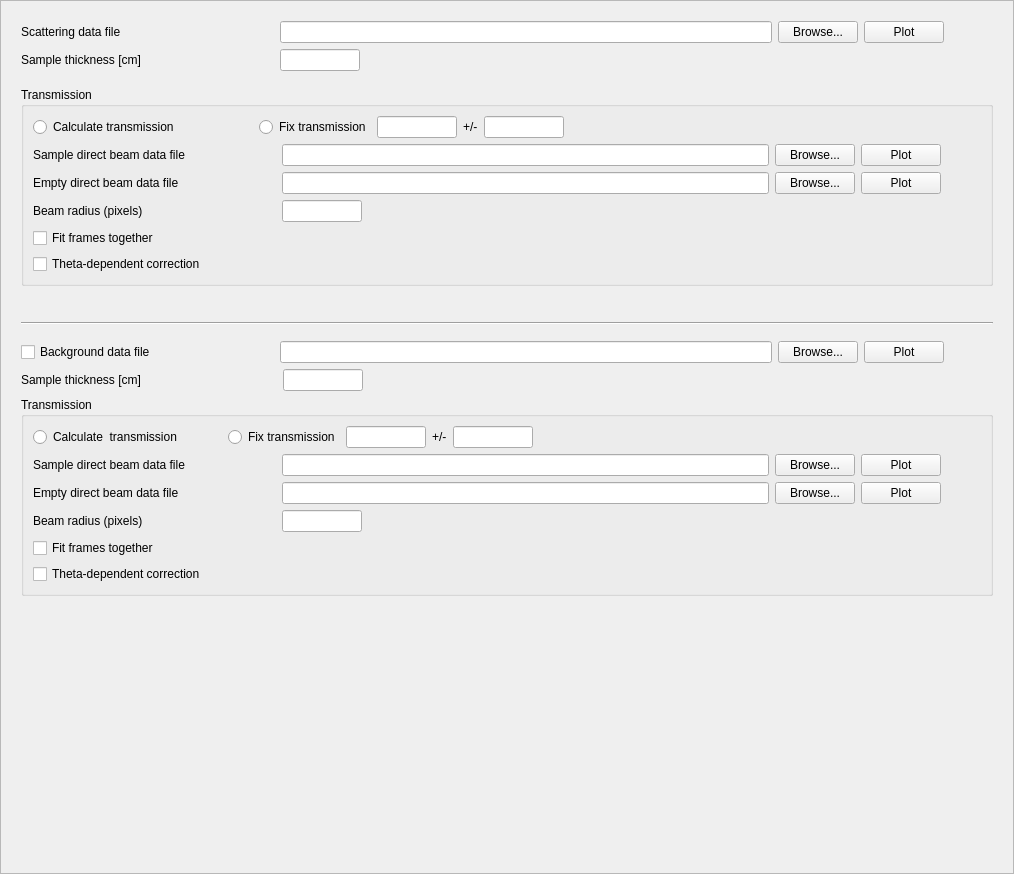
This is Code/Mantid/scripts/Interface/ui/sans/eqsans_sample_data.ui in mantidproject/mantid as Qt 5 draws it before an edit. The edited form follows.
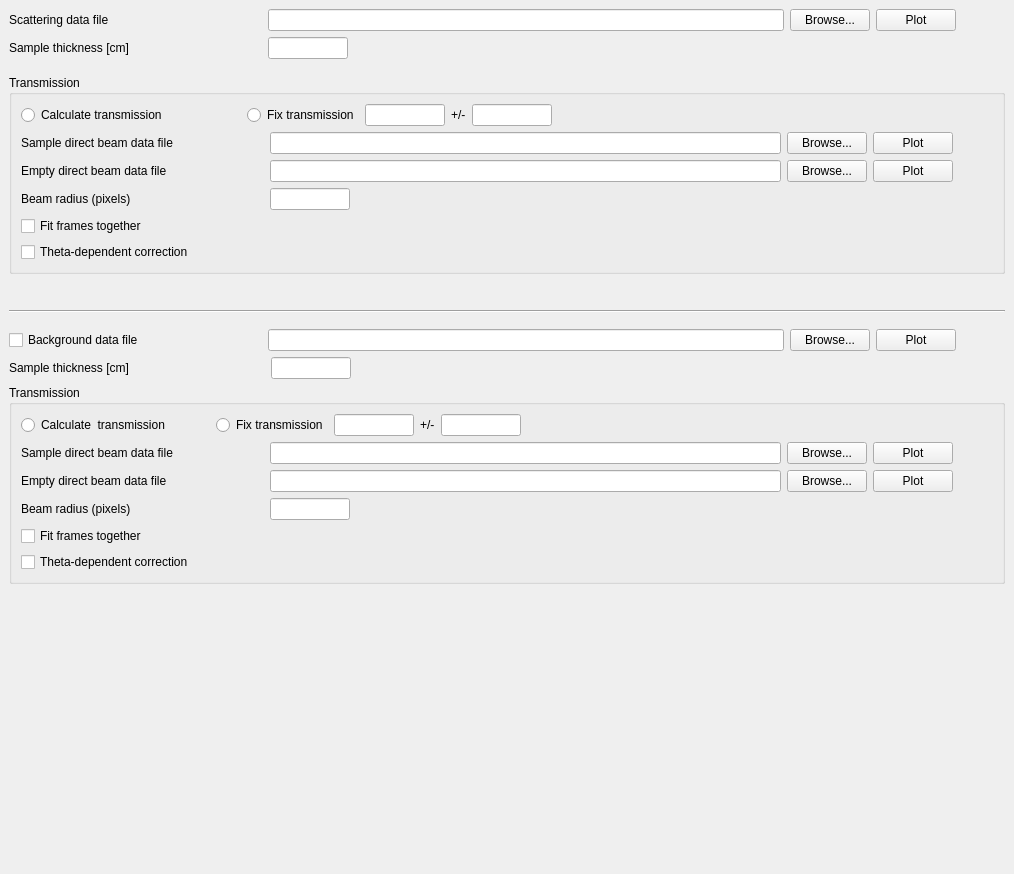
This is the edited form.

```diff
--- a/Code/Mantid/scripts/Interface/ui/sans/eqsans_sample_data.ui
+++ b/Code/Mantid/scripts/Interface/ui/sans/eqsans_sample_data.ui
@@ -14,12 +14,15 @@
    <string>Frame</string>
   </property>
   <property name="frameShape">
-   <enum>QFrame::StyledPanel</enum>
+   <enum>QFrame::NoFrame</enum>
   </property>
   <property name="frameShadow">
    <enum>QFrame::Raised</enum>
   </property>
   <layout class="QVBoxLayout" name="verticalLayout">
+   <property name="margin">
+    <number>0</number>
+   </property>
    <item>
     <widget class="QScrollArea" name="scrollArea">
      <property name="frameShape">
@@ -36,8 +39,8 @@
        <rect>
         <x>0</x>
         <y>0</y>
-        <width>994</width>
-        <height>854</height>
+        <width>1014</width>
+        <height>874</height>
        </rect>
       </property>
       <layout class="QVBoxLayout" name="verticalLayout_2">
```
